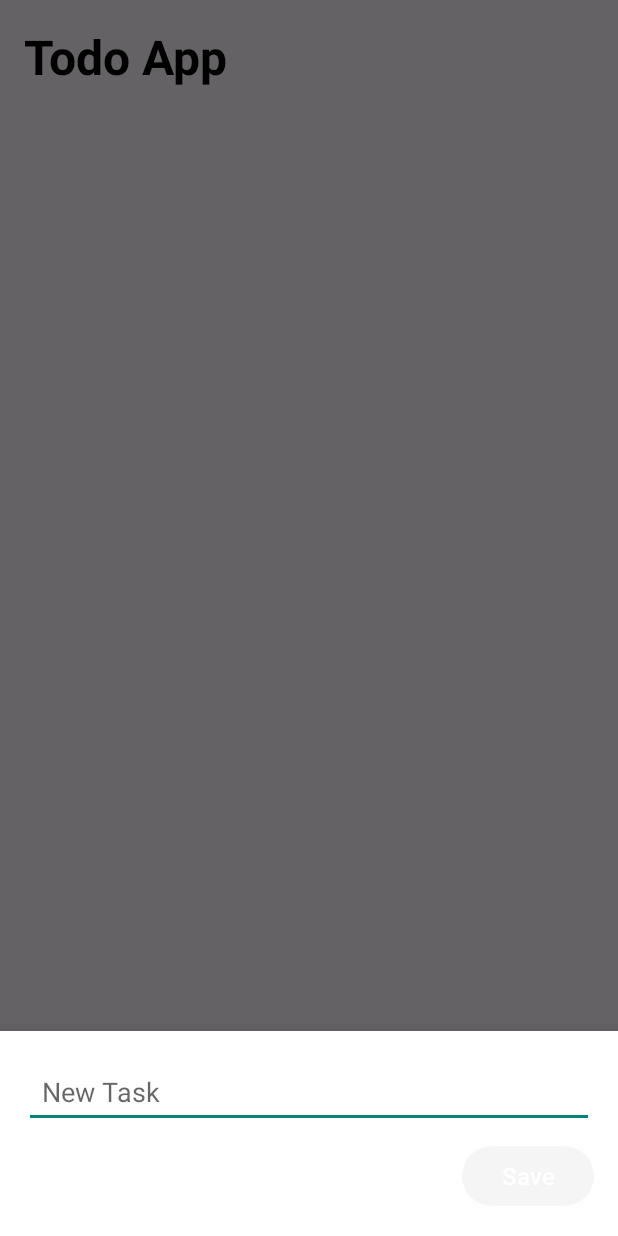
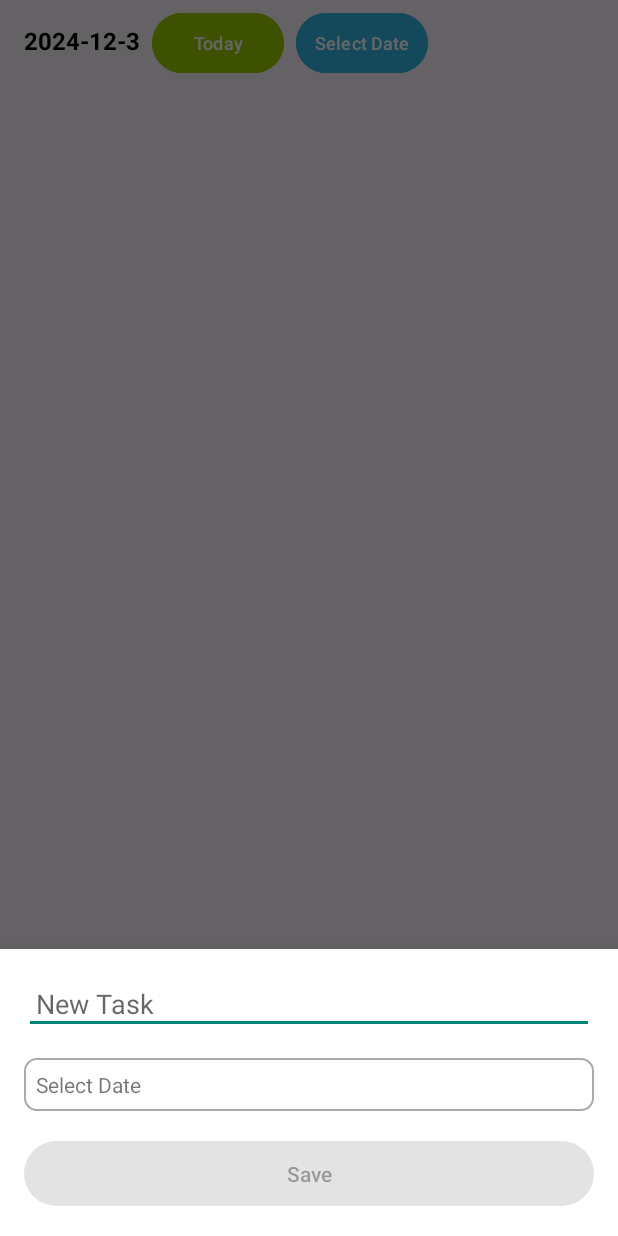
Before and after one commit to altai861/Mobile-Biy-daalt, an Android app: the screen it shows after launch (MainActivity), after a tap on an icon or button, on a phone screen of 412 x 824 dp. Run offline under Robolectric (Android 15) with nearby library versions, the phone set to English and light mode, and no system bars.

Commit message:
bagshid uzuulsen anhnii huvilbar

```diff
--- a/app/src/main/java/com/example/todoapp/MainActivity.java
+++ b/app/src/main/java/com/example/todoapp/MainActivity.java
@@ -1,8 +1,12 @@
 package com.example.todoapp;
 
+import android.app.DatePickerDialog;
 import android.content.DialogInterface;
 import android.os.Bundle;
+import android.util.Log;
 import android.view.View;
+import android.widget.Button;
+import android.widget.TextView;
 
 import androidx.activity.EdgeToEdge;
 import androidx.appcompat.app.AppCompatActivity;
@@ -18,7 +22,9 @@ import com.example.todoapp.Model.TodoModel;
 import com.example.todoapp.Utils.DatabaseHandler;
 import com.google.android.material.floatingactionbutton.FloatingActionButton;
 
+import java.text.SimpleDateFormat;
 import java.util.ArrayList;
+import java.util.Calendar;
 import java.util.Collection;
 import java.util.Collections;
 import java.util.List;
@@ -33,12 +39,17 @@ public class MainActivity extends AppCompatActivity implements DialogCloseListen
     private List<TodoModel> taskList;
     private DatabaseHandler db;
 
+    private TextView todaysDateText;
+    private Button selectDateButton;
 
     @Override
     protected void onCreate(Bundle savedInstanceState) {
         super.onCreate(savedInstanceState);
         setContentView(R.layout.activity_main);
         //Objects.requireNonNull(getSupportActionBar()).hide();
+        todaysDateText = findViewById(R.id.todaysDate);
+        selectDateButton = findViewById(R.id.selectDateButton);
+        Button todayButton = findViewById(R.id.todayButton); // Reference to the "Today" button
 
         db = new DatabaseHandler(this);
         db.openDatabase();
@@ -49,15 +60,39 @@ public class MainActivity extends AppCompatActivity implements DialogCloseListen
 
         fab = findViewById(R.id.fab);
 
+        String todayDate = new SimpleDateFormat("yyyy-MM-dd").format(Calendar.getInstance().getTime());
+        todaysDateText.setText("Today: " + todayDate);
+
         tasksAdapter = new TodoAdapter(db, this);
         tasksRecyclerView.setAdapter(tasksAdapter);
 
         ItemTouchHelper itemTouchHelper = new ItemTouchHelper(new RecyclerItemTouchHelper(tasksAdapter));
         itemTouchHelper.attachToRecyclerView(tasksRecyclerView);
 
-        taskList = db.getAllTasks();
-        Collections.reverse(taskList);
-        tasksAdapter.setTasks(taskList);
+        showTasksForToday();
+        // DatePicker button listener
+        selectDateButton.setOnClickListener(v -> {
+            Calendar calendar = Calendar.getInstance();
+            int year = calendar.get(Calendar.YEAR);
+            int month = calendar.get(Calendar.MONTH);
+            int day = calendar.get(Calendar.DAY_OF_MONTH);
+
+            // Open DatePickerDialog
+            DatePickerDialog datePickerDialog = new DatePickerDialog(MainActivity.this,
+                    (view, year1, month1, dayOfMonth) -> {
+                        String selectedDate = year1 + "-" + (month1 + 1) + "-" + dayOfMonth;
+                        // Update the TextView to show the selected date
+                        todaysDateText.setText(selectedDate);
+                        // Show tasks for the selected date
+                        showTasksForDate(selectedDate);
+                    }, year, month, day);
+            datePickerDialog.show();
+        });
+
+        // "Today" button listener
+        todayButton.setOnClickListener(v -> {
+            showTasksForToday();
+        });
 
         fab.setOnClickListener(new View.OnClickListener() {
             @Override
@@ -69,9 +104,47 @@ public class MainActivity extends AppCompatActivity implements DialogCloseListen
 
     @Override
     public void handleDialogClose(DialogInterface dialog) {
-        taskList = db.getAllTasks();
-        Collections.reverse(taskList);
-        tasksAdapter.setTasks(taskList);
+        showTasksForDate(todaysDateText.getText().toString());
         tasksAdapter.notifyDataSetChanged();
     }
+
+    private void showTasksForToday() {
+        // Get today's date in the format yyyy-MM-dd
+        String todayDate = getFormattedTodayDate();
+        Log.d("MAIN", "Today date: " + todayDate);
+        todaysDateText.setText(todayDate);
+        // Fetch tasks for today from the database
+        List<TodoModel> tasksForToday = db.getTasksForDate(todayDate);
+
+        // Check if tasks were fetched correctly
+        Log.d("MAIN", "Fetched tasks for today: " + tasksForToday.size());
+
+        if (tasksForToday != null && !tasksForToday.isEmpty()) {
+            // Update the adapter with tasks for today
+            tasksAdapter.setTasks(tasksForToday);
+        } else {
+            // If no tasks are found, set an empty list
+            tasksAdapter.setTasks(new ArrayList<>());
+        }
+
+        // Notify the adapter to refresh the RecyclerView
+        tasksAdapter.notifyDataSetChanged();
+    }
+
+    private void showTasksForDate(String date) {
+        // Fetch tasks for the selected date
+        List<TodoModel> tasksForDate = db.getTasksForDate(date);
+        tasksAdapter.setTasks(tasksForDate);  // Update the RecyclerView with tasks for the selected date
+    }
+
+    // Function to get today's date in the format yyyy-MM-d (without leading zero for day)
+    private String getFormattedTodayDate() {
+        Calendar calendar = Calendar.getInstance();
+        int year = calendar.get(Calendar.YEAR);
+        int month = calendar.get(Calendar.MONTH) + 1; // Month is 0-based, so add 1
+        int day = calendar.get(Calendar.DAY_OF_MONTH);
+
+        // Return formatted date as yyyy-MM-d (without leading zero for day)
+        return year + "-" + month + "-" + day;
+    }
 }
--- a/app/src/main/java/com/example/todoapp/Utils/DatabaseHandler.java
+++ b/app/src/main/java/com/example/todoapp/Utils/DatabaseHandler.java
@@ -19,8 +19,9 @@ public class DatabaseHandler extends SQLiteOpenHelper {
     private static final String ID = "id";
     private static final String TASK = "task";
     private static final String STATUS = "status";
+    private static final String DATE = "date";
     private static final String CREATE_TODO_TABLE = "CREATE TABLE " + TODO_TABLE + "(" + ID + " INTEGER PRIMARY KEY AUTOINCREMENT, " +
-            TASK + " TEXT, " + STATUS + " INTEGER)";
+            TASK + " TEXT, " + STATUS + " INTEGER, " + DATE + " TEXT)";
     private SQLiteDatabase db;
 
     public DatabaseHandler(Context context) {
@@ -49,6 +50,7 @@ public class DatabaseHandler extends SQLiteOpenHelper {
         ContentValues cv = new ContentValues();
         cv.put(TASK, task.getTask());
         cv.put(STATUS, 0);
+        cv.put(DATE, task.getDate());
         db.insert(TODO_TABLE, null, cv);
     }
 
@@ -67,6 +69,7 @@ public class DatabaseHandler extends SQLiteOpenHelper {
                         task.setId(cur.getInt(cur.getColumnIndex(ID)));
                         task.setTask(cur.getString(cur.getColumnIndex(TASK)));
                         task.setStatus(cur.getInt(cur.getColumnIndex(STATUS)));
+                        task.setDate(cur.getString(cur.getColumnIndex(DATE)));
 
                         taskList.add(task);
                     } while (cur.moveToNext());
@@ -86,9 +89,10 @@ public class DatabaseHandler extends SQLiteOpenHelper {
         db.update(TODO_TABLE, cv, ID + "=?", new String[] {String.valueOf(id)});
     }
 
-    public void updateTask(int id, String task) {
+    public void updateTask(int id, String task, String date) {
         ContentValues cv = new ContentValues();
         cv.put(TASK, task);
+        cv.put(DATE, date);
         db.update(TODO_TABLE, cv, ID + "=?", new String[] {String.valueOf(id)});
     }
 
@@ -96,4 +100,24 @@ public class DatabaseHandler extends SQLiteOpenHelper {
         db.delete(TODO_TABLE, ID + "=?", new String[] {String.valueOf(id)});
     }
 
+    @SuppressLint("Range")
+    public List<TodoModel> getTasksForDate(String date) {
+        List<TodoModel> tasks = new ArrayList<>();
+        // Query to fetch tasks with the given date from the database
+        String query = "SELECT * FROM todo WHERE date = ?";
+        Cursor cursor = db.rawQuery(query, new String[]{date});
+        if (cursor.moveToFirst()) {
+            do {
+                TodoModel task = new TodoModel();
+                task.setId(cursor.getInt(cursor.getColumnIndex("id")));
+                task.setTask(cursor.getString(cursor.getColumnIndex("task")));
+                task.setStatus(cursor.getInt(cursor.getColumnIndex("status")));
+                task.setDate(cursor.getString(cursor.getColumnIndex("date")));
+                tasks.add(task);
+            } while (cursor.moveToNext());
+        }
+        cursor.close();
+        return tasks;
+    }
+
  }
--- /dev/null
+++ b/app/src/main/res/drawable/border_background.xml
@@ -0,0 +1,6 @@
+<shape xmlns:android="http://schemas.android.com/apk/res/android">
+    <solid android:color="@android:color/white" />
+    <stroke android:width="1dp" android:color="@android:color/darker_gray" />
+    <corners android:radius="8dp" />
+    <padding android:left="8dp" android:right="8dp" android:top="4dp" android:bottom="4dp" />
+</shape>
--- a/app/src/main/res/layout/activity_main.xml
+++ b/app/src/main/res/layout/activity_main.xml
@@ -4,25 +4,54 @@
     android:layout_height="match_parent"
     xmlns:app="http://schemas.android.com/apk/res-auto">
 
+    <!-- TextView for displaying today's date -->
     <TextView
-        android:id="@+id/tasksText"
+        android:id="@+id/todaysDate"
         android:layout_width="wrap_content"
         android:layout_height="wrap_content"
+        android:text="Today"
         android:textStyle="bold"
-        android:text="Todo App"
         android:textColor="@android:color/black"
         android:layout_marginStart="16dp"
-        android:layout_marginBottom="16dp"
         android:layout_marginTop="16dp"
-        android:textSize="32sp" />
+        android:textSize="16sp" />
 
+    <!-- New "Today" button, placed to the right of the date text -->
+    <Button
+        android:id="@+id/todayButton"
+        android:layout_width="wrap_content"
+        android:layout_height="wrap_content"
+        android:layout_alignBaseline="@id/todaysDate"
+        android:layout_toEndOf="@id/todaysDate"
+        android:text="Today"
+        android:layout_marginStart="8dp"
+        android:textSize="12sp"
+        android:backgroundTint="@android:color/holo_green_light" />
+
+    <!-- Button to select a date, placed to the right of the "Today" button -->
+    <Button
+        android:id="@+id/selectDateButton"
+        android:layout_width="wrap_content"
+        android:layout_height="wrap_content"
+        android:layout_alignBaseline="@id/todaysDate"
+        android:layout_toEndOf="@id/todayButton"
+        android:text="Select Date"
+        android:layout_marginStart="8dp"
+        android:textSize="12sp"
+        android:padding="8dp"
+        android:backgroundTint="@android:color/holo_blue_light" />
+
+    <!-- RecyclerView to display tasks -->
     <androidx.recyclerview.widget.RecyclerView
         android:id="@+id/tasksRecyclerView"
         android:layout_width="match_parent"
         android:layout_height="wrap_content"
-        android:layout_below="@id/tasksText"
+        android:layout_below="@id/todaysDate"
+        android:layout_marginTop="8dp"
         app:layoutManager="androidx.recyclerview.widget.LinearLayoutManager"
-        android:nestedScrollingEnabled="true"/>
+        android:nestedScrollingEnabled="true" />
+
+    <!-- Floating action button to add new tasks -->
     <com.google.android.material.floatingactionbutton.FloatingActionButton
         android:id="@+id/fab"
         android:layout_width="wrap_content"
--- a/app/src/main/res/layout/new_task.xml
+++ b/app/src/main/res/layout/new_task.xml
@@ -1,33 +1,35 @@
-<RelativeLayout
+<LinearLayout
     xmlns:android="http://schemas.android.com/apk/res/android"
     android:layout_width="match_parent"
     android:layout_height="wrap_content"
-    android:padding="16dp"
-    android:background="@color/white"
-    android:layout_margin="8dp"
-    android:elevation="4dp">
+    android:orientation="vertical"
+    android:padding="16dp">
 
-    <!-- EditText for new task input -->
+    <!-- Task input -->
     <EditText
         android:id="@+id/newTaskText"
         android:layout_width="match_parent"
         android:layout_height="wrap_content"
-        android:textAppearance="@style/TextAppearance.AppCompat.Medium"
         android:hint="New Task"
-        android:padding="12dp"
-        android:layout_marginBottom="8dp"/>
+        android:padding="8dp"
+        android:layout_marginBottom="16dp"/>
+
+    <!-- Date selection -->
+    <TextView
+        android:id="@+id/datePickerText"
+        android:layout_width="match_parent"
+        android:layout_height="wrap_content"
+        android:padding="8dp"
+        android:background="@drawable/border_background"
+        android:text="Select Date"
+        android:layout_marginBottom="16dp"/>
 
     <!-- Save button -->
     <Button
         android:id="@+id/newTaskButton"
-        android:layout_width="wrap_content"
+        android:layout_width="match_parent"
         android:layout_height="wrap_content"
-        android:layout_below="@id/newTaskText"
-        android:layout_alignParentEnd="true"
-        android:textSize="16sp"
         android:text="Save"
-        android:textAllCaps="false"
-        android:padding="8dp"
-        android:textColor="@android:color/white" />
-
-</RelativeLayout>
+        android:enabled="false"
+        android:padding="12dp"/>
+</LinearLayout>
```
Also changed, not shown: app/src/main/java/com/example/todoapp/Adapter/TodoAdapter.java (+8 -0 lines), app/src/main/java/com/example/todoapp/AddNewTask.java (+37 -12 lines), app/src/main/java/com/example/todoapp/Model/TodoModel.java (+9 -0 lines), app/src/main/res/layout/task_layout.xml (+28 -10 lines).
